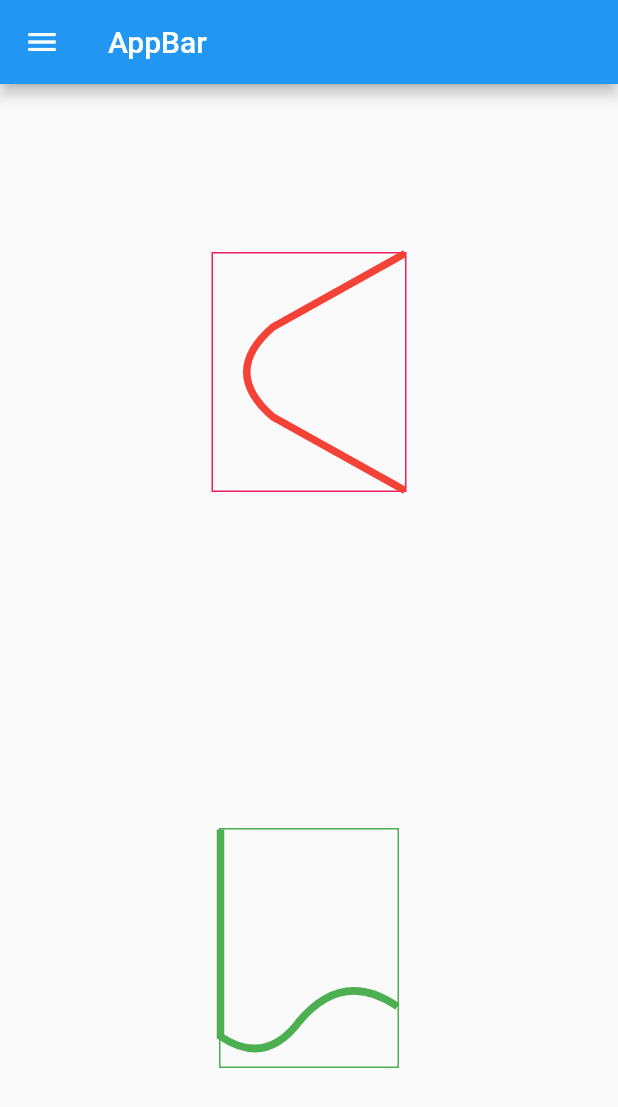
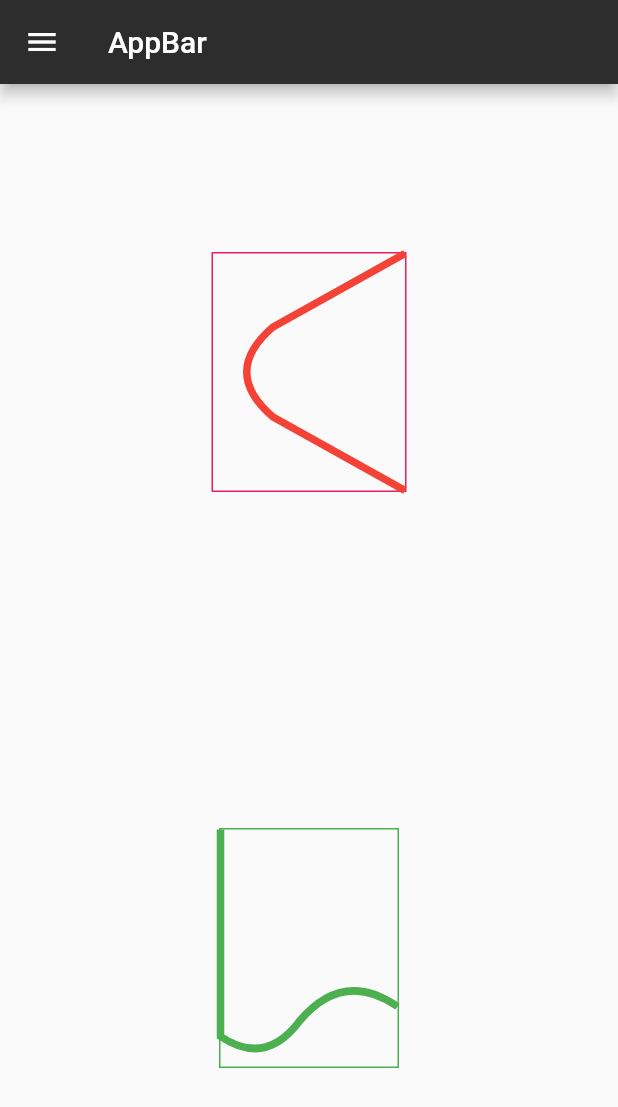
Before and after one commit to Martyniuk/flutter_widgets_lib, a Flutter app: the screen it shows after launch, on a phone screen of 412 x 824 dp. Shown: the top 1107 px of the screen. Run offline on Flutter 3.47's test engine with Material 2 defaults, Android fonts, the light colour scheme and no system bars; our stand-ins replace carousel_slider, font_awesome_flutter; missing offline and left inert: clippy_flutter, gradient_text.

Commit message:
fix: drawer updated

```diff
--- a/lib/main.dart
+++ b/lib/main.dart
@@ -4,22 +4,22 @@ import 'package:flutter/material.dart';
 // Library of widgets I play with
 // import 'library/library.dart';
 // Basic dummy layouts
-import 'practice/basic/bankscreen.dart';
+// import 'practice/basic/bankscreen.dart';
 // import 'practice/basic/lampshop.dart';
-import 'practice/basic/travelapp.dart';
-import 'practice/basic/darkTravel.dart';
-import 'practice/basic/productRelease.dart';
-import 'practice/basic/smartHome.dart';
-import 'practice/basic/restaurant.dart';
-import 'practice/basic/travelApp2.dart';
-import 'practice/basic/story_app.dart';
-import 'practice/basic/onboarding_screens.dart';
-import 'practice/basic/bicycle_app.dart';
+// import 'practice/basic/travelapp.dart';
+// import 'practice/basic/darkTravel.dart';
+// import 'practice/basic/productRelease.dart';
+// import 'practice/basic/smartHome.dart';
+// import 'practice/basic/restaurant.dart';
+// import 'practice/basic/travelApp2.dart';
+// import 'practice/basic/story_app.dart';
+// import 'practice/basic/onboarding_screens.dart';
+// import 'practice/basic/bicycle_app.dart';
 
 // Advanced layouts
-import 'practice/medium/travel_ui/travel_ui.dart';
+// import 'practice/medium/travel_ui/travel_ui.dart';
 import 'practice/medium/save_animals/save_animals.dart';
-import 'practice/medium/tattoo/tattoo_app.dart';
+// import 'practice/medium/tattoo/tattoo_app.dart';
 
 void main() => runApp(MyApp());
 
@@ -29,27 +29,40 @@ class MyApp extends StatelessWidget {
     return MaterialApp(
       debugShowCheckedModeBanner: false,
       home: HomeScreen(),
+      theme: ThemeData(
+        primaryColor: Color.fromRGBO(45, 45, 45, 1.0),
+      ),
     );
   }
 }
 
-class HomeScreen extends StatelessWidget {
+class HomeScreen extends StatefulWidget {
+  @override
+  _HomeScreenState createState() => _HomeScreenState();
+}
+
+class _HomeScreenState extends State<HomeScreen> {
   @override
   Widget build(BuildContext context) {
     Widget _drawDrawer() {
       return Drawer(
         child: ListView(
-          // Important: Remove any padding from the ListView.
           padding: EdgeInsets.zero,
           children: <Widget>[
-            DrawerHeader(
-              child: Text('Drawer Header'),
-              decoration: BoxDecoration(
-                color: Colors.blue,
+            UserAccountsDrawerHeader(
+              accountName: Text(
+                "Vladimir Martyniuk",
+                style: TextStyle(fontSize: 22.0, letterSpacing: .5),
+              ),
+              accountEmail: Text(
+                'vl.martyniuk@gmail.com',
+                style: TextStyle(
+                  fontSize: 16.0,
+                ),
               ),
             ),
             ListTile(
-              title: Text('Save Animals'),
+              title: Text('Library'),
               onTap: () {
                 Navigator.push(
                   context,
@@ -60,133 +73,23 @@ class HomeScreen extends StatelessWidget {
               },
             ),
             ListTile(
-              title: Text('Bicycle App'),
+              title: Text('Basic'),
               onTap: () {
                 Navigator.push(
                   context,
                   MaterialPageRoute(
-                    builder: (context) => BicycleApp(),
+                    builder: (context) => SaveAnimals(),
                   ),
                 );
               },
             ),
             ListTile(
-              title: Text('Onboarding App'),
+              title: Text('Medium'),
               onTap: () {
                 Navigator.push(
                   context,
                   MaterialPageRoute(
-                    builder: (context) => OnboardingScreens(),
-                  ),
-                );
-              },
-            ),
-            ListTile(
-              title: Text('Story App'),
-              onTap: () {
-                Navigator.push(
-                  context,
-                  MaterialPageRoute(
-                    builder: (context) => StoryApp(),
-                  ),
-                );
-              },
-            ),
-            ListTile(
-              title: Text('Travel App - 2'),
-              onTap: () {
-                Navigator.push(
-                  context,
-                  MaterialPageRoute(
-                    builder: (context) => Travel2App(),
-                  ),
-                );
-              },
-            ),
-            ListTile(
-              title: Text('Restourant'),
-              onTap: () {
-                Navigator.push(
-                  context,
-                  MaterialPageRoute(
-                    builder: (context) => RestaurantApp(),
-                  ),
-                );
-              },
-            ),
-            ListTile(
-              title: Text('Smart House'),
-              onTap: () {
-                Navigator.push(
-                  context,
-                  MaterialPageRoute(
-                    builder: (context) => SmartHomeApp(),
-                  ),
-                );
-              },
-            ),
-            ListTile(
-              title: Text('Travel Dark Theme'),
-              onTap: () {
-                Navigator.push(
-                  context,
-                  MaterialPageRoute(
-                    builder: (context) => DarkTravelApp(),
-                  ),
-                );
-              },
-            ),
-            ListTile(
-              title: Text('Product Release'),
-              onTap: () {
-                Navigator.push(
-                  context,
-                  MaterialPageRoute(
-                    builder: (context) => ProductReleaseApp(),
-                  ),
-                );
-              },
-            ),
-            ListTile(
-              title: Text('Travel App'),
-              onTap: () {
-                Navigator.push(
-                  context,
-                  MaterialPageRoute(
-                    builder: (context) => TravelApp(),
-                  ),
-                );
-              },
-            ),
-            ListTile(
-              title: Text('Bank App'),
-              onTap: () {
-                Navigator.push(
-                  context,
-                  MaterialPageRoute(
-                    builder: (context) => BankScreen(),
-                  ),
-                );
-              },
-            ),
-            ListTile(
-              title: Text('TravelUI App'),
-              onTap: () {
-                Navigator.push(
-                  context,
-                  MaterialPageRoute(
-                    builder: (context) => TravelUIApp(),
-                  ),
-                );
-              },
-            ),
-            ListTile(
-              title: Text('Tattoo Studio'),
-              onTap: () {
-                Navigator.push(
-                  context,
-                  MaterialPageRoute(
-                    builder: (context) => TattooStudio(),
+                    builder: (context) => SaveAnimals(),
                   ),
                 );
               },
```
